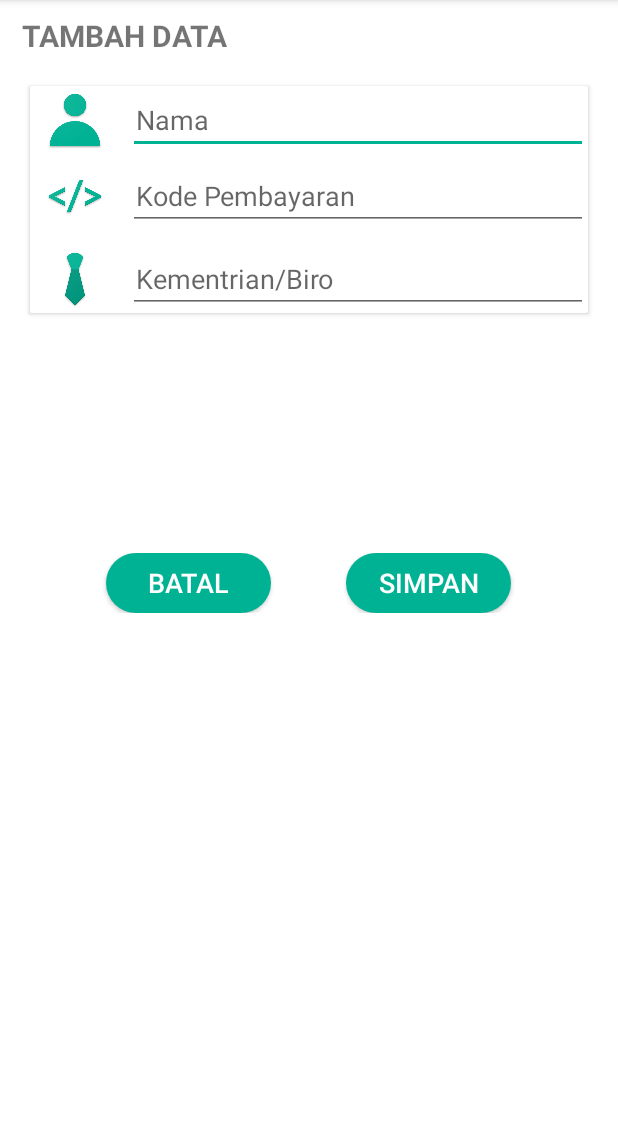
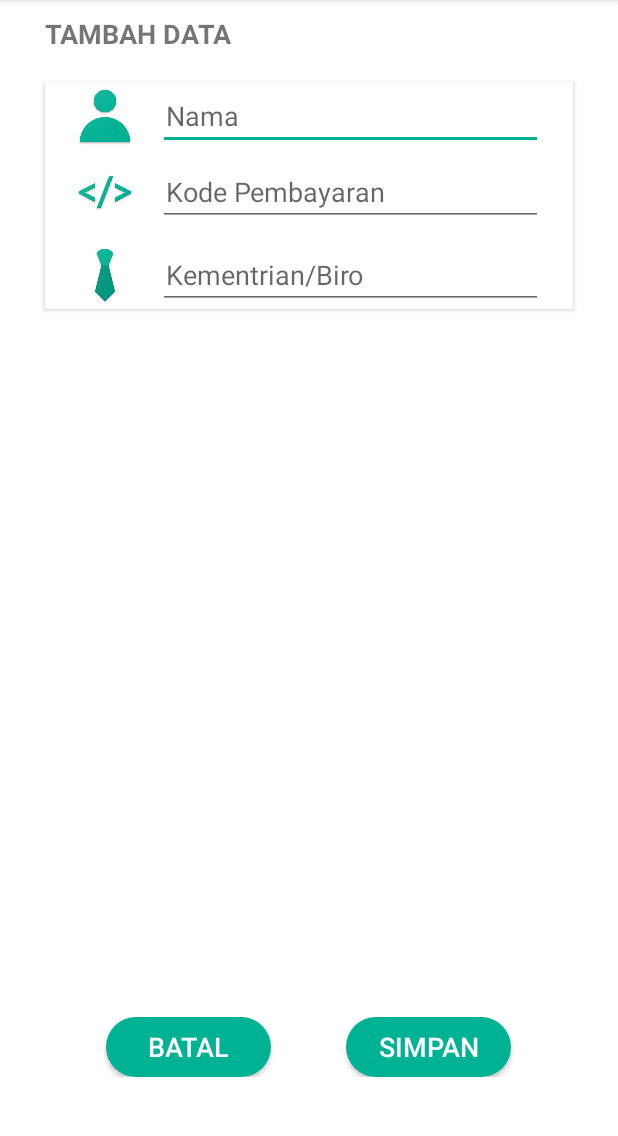
Before and after one commit to arifandis/BayarKas, an Android app: the fragment FragmentTambahData shown on its own in the app's theme, on a phone screen of 412 x 824 dp, the part 84-1220 px from its top. Run offline under Robolectric (Android 15) with nearby library versions, the phone set to English and light mode, and no system bars; libraries missing offline, so code that uses them is left out: com.itextpdf.text, jxl.format, jxl.write.

Commit message:
Some layout are converted to relative layout

```diff
--- a/app/src/main/java/squad/seven/bayarkas/DataHelper.java
+++ b/app/src/main/java/squad/seven/bayarkas/DataHelper.java
@@ -317,7 +317,7 @@ public class DataHelper extends SQLiteOpenHelper {
             workbook.write();
             workbook.close();
             Toast.makeText(context, "Data Exported in a Excel Sheet", Toast.LENGTH_SHORT).show();
-        }catch (Exception e){
+        } catch (Exception e){
             e.getMessage();
         }
 
--- a/app/src/main/res/layout/activity_home.xml
+++ b/app/src/main/res/layout/activity_home.xml
@@ -1,5 +1,6 @@
 <?xml version="1.0" encoding="utf-8"?>
-<LinearLayout xmlns:android="http://schemas.android.com/apk/res/android"
+<LinearLayout
+    xmlns:android="http://schemas.android.com/apk/res/android"
     xmlns:app="http://schemas.android.com/apk/res-auto"
     xmlns:tools="http://schemas.android.com/tools"
     android:layout_width="match_parent"
--- a/app/src/main/res/layout/fragment_rekap.xml
+++ b/app/src/main/res/layout/fragment_rekap.xml
@@ -1,4 +1,5 @@
-<LinearLayout xmlns:android="http://schemas.android.com/apk/res/android"
+<LinearLayout
+    xmlns:android="http://schemas.android.com/apk/res/android"
     xmlns:tools="http://schemas.android.com/tools"
     android:layout_width="match_parent"
     android:layout_height="match_parent"
@@ -55,6 +56,7 @@
                     <ImageView
                         android:layout_width="80dp"
                         android:layout_height="80dp"
+                        android:layout_gravity="center_vertical"
                         android:background="@drawable/nominal_bayar"/>
 
                     <LinearLayout
@@ -100,6 +102,7 @@
         android:layout_marginRight="20dp"
         android:layout_marginLeft="20dp"
         android:layout_marginBottom="10dp">
+
         <LinearLayout
             android:layout_width="match_parent"
             android:layout_height="250dp"
--- a/app/src/main/res/layout/fragment_tambah_data.xml
+++ b/app/src/main/res/layout/fragment_tambah_data.xml
@@ -1,4 +1,4 @@
-<LinearLayout xmlns:android="http://schemas.android.com/apk/res/android"
+<RelativeLayout xmlns:android="http://schemas.android.com/apk/res/android"
     xmlns:tools="http://schemas.android.com/tools"
     android:layout_width="match_parent"
     android:layout_height="match_parent"
@@ -6,30 +6,32 @@
     android:background="@android:color/white"
     tools:context="squad.seven.bayarkas.Fragment.FragmentTambahData">
 
-    <!-- TODO: Update blank fragment layout -->
     <TextView
+        android:id="@+id/tambah_data_text"
         android:layout_width="match_parent"
         android:layout_height="wrap_content"
         android:layout_gravity="center"
-        android:textSize="20sp"
+        android:textSize="18sp"
         android:text="TAMBAH DATA"
         android:textStyle="bold"
         android:layout_marginTop="10dp"
-        android:layout_marginLeft="10dp"/>
+        android:layout_marginLeft="30dp"
+        android:layout_marginRight="30dp"/>
 
     <android.support.v7.widget.CardView
         android:layout_width="match_parent"
         android:layout_height="wrap_content"
+        android:layout_below="@id/tambah_data_text"
         android:layout_gravity="center"
-        android:layout_marginLeft="20dp"
-        android:layout_marginRight="20dp"
-        android:layout_marginTop="20dp"
-
-        >
+        android:layout_marginLeft="30dp"
+        android:layout_marginRight="30dp"
+        android:layout_marginTop="20dp">
 
         <LinearLayout
             android:layout_width="match_parent"
             android:layout_height="wrap_content"
+            android:paddingLeft="20dp"
+            android:paddingRight="20dp"
             android:background="#ffffff"
             android:orientation="vertical">
 
@@ -43,7 +45,6 @@
                     android:layout_width="40dp"
                     android:layout_height="40dp"
                     android:layout_gravity="center_vertical"
-                    android:layout_marginLeft="10dp"
                     android:src="@drawable/nama_bayar" />
 
                 <EditText
@@ -68,7 +69,6 @@
                     android:layout_width="40dp"
                     android:layout_height="40dp"
                     android:layout_gravity="center_vertical"
-                    android:layout_marginLeft="10dp"
                     android:src="@drawable/kode_bayar" />
 
                 <EditText
@@ -92,7 +92,6 @@
                     android:layout_width="40dp"
                     android:layout_height="40dp"
                     android:layout_gravity="center_vertical"
-                    android:layout_marginLeft="10dp"
                     android:src="@drawable/mentri" />
 
                 <EditText
@@ -111,11 +110,10 @@
     </android.support.v7.widget.CardView>
 
     <LinearLayout
-        android:layout_width="365dp"
+        android:layout_width="match_parent"
         android:layout_height="wrap_content"
-        android:orientation="horizontal"
-        android:layout_gravity="center"
-        android:layout_marginTop="160dp"
+        android:layout_alignParentBottom="true"
+        android:paddingVertical="50dp"
         android:gravity="center">
 
         <Button
@@ -136,5 +134,6 @@
             android:text="Simpan"
             android:textColor="#ffffff"
             android:textSize="18dp" />
+
     </LinearLayout>
-</LinearLayout>
+</RelativeLayout>
```
Also changed, not shown: app/src/main/AndroidManifest.xml (+7 -5 lines), app/src/main/res/layout/abs_layout.xml (+4 -3 lines), app/src/main/res/layout/activity_ivoice.xml (+24 -24 lines), app/src/main/res/layout/activity_splash.xml (+4 -4 lines), app/src/main/res/layout/fragment_list_rekap.xml (+5 -5 lines), app/src/main/res/layout/fragment_settings.xml (+7 -9 lines), app/src/main/res/layout/fragment_simpan.xml (+12 -20 lines), app/src/main/res/layout/fragment_tambah_kas.xml (+8 -11 lines), app/src/main/res/layout/fragment_view_history.xml (+8 -7 lines).
